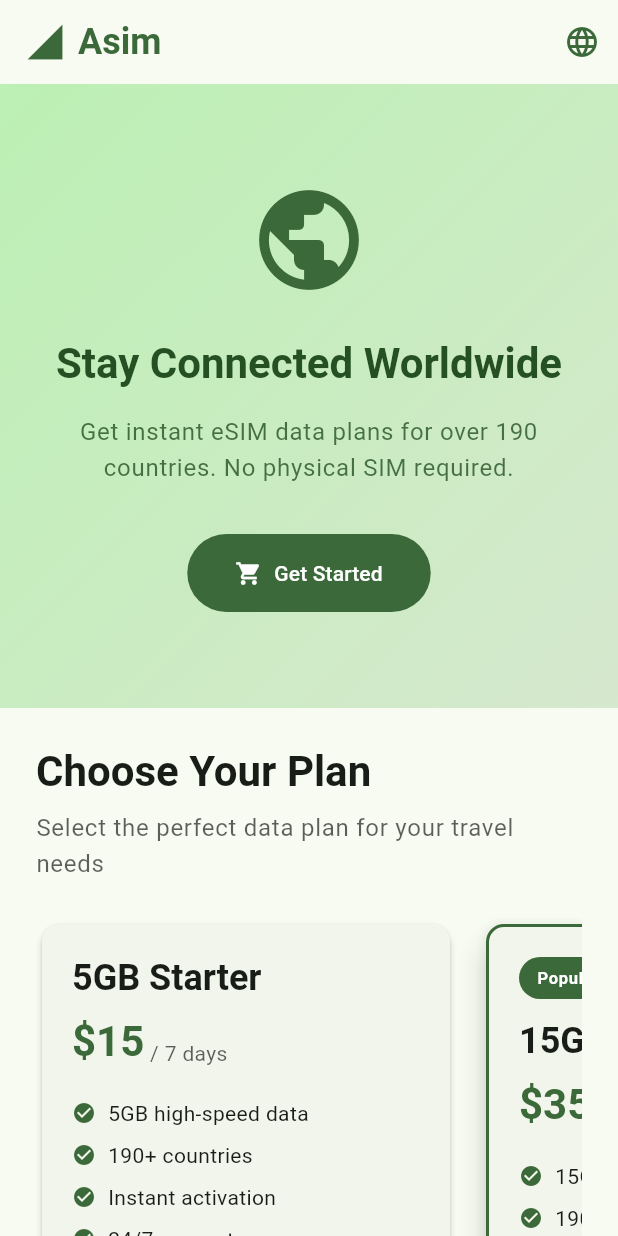
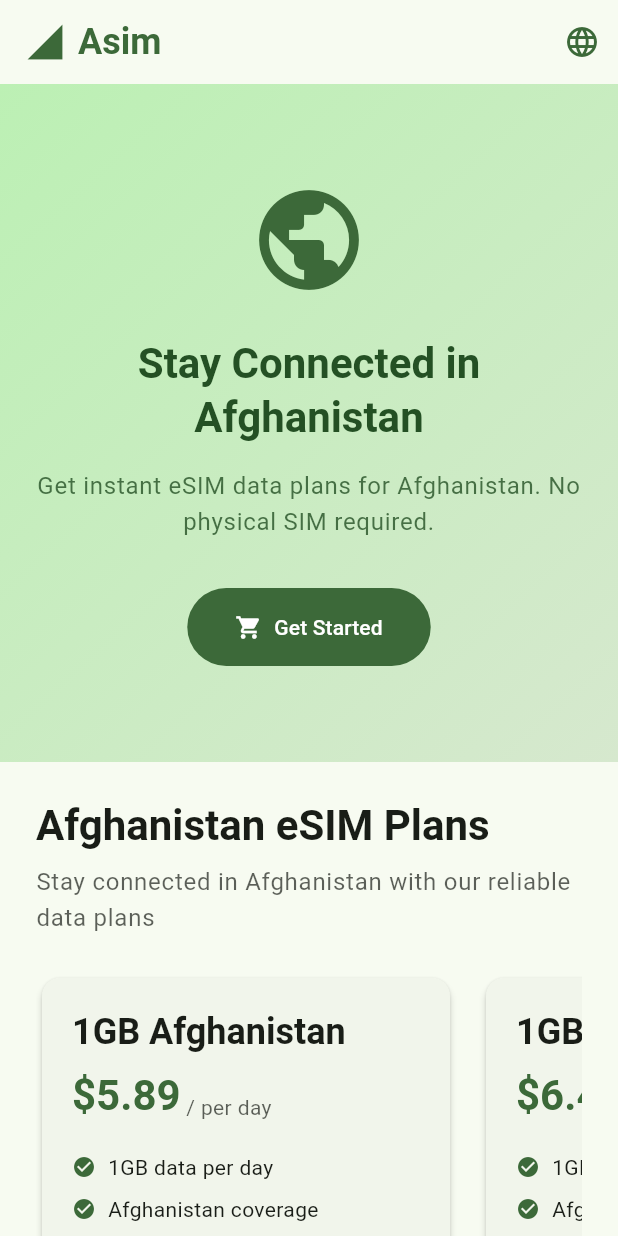
Before and after one commit to hafizullah/asim-platform, a Flutter app: the screen it shows after launch, on a phone screen of 412 x 824 dp. Run offline on Flutter 3.47's test engine with Material 3 defaults, Android fonts, the phone set to English and light mode, and no system bars.

Commit message:
feat: Add eSIM plan model and service for Afghanistan plans
- Implemented EsimPlan model to represent eSIM plans with attributes like name, slug, cost, and links.
- Added methods for parsing data amount, duration, and formatted price.
- Created EsimPlanService to load and parse eSIM plans from a CSV file, specifically for Afghanistan.
- Implemented caching for efficient data retrieval.
- Added methods to get featured plans based on popularity.
- Developed unit tests to ensure correct loading, parsing, and feature identification of eSIM plans.

```diff
--- /dev/null
+++ b/lib/core/models/esim_plan.dart
@@ -0,0 +1,94 @@
+class EsimPlan {
+  final String name;
+  final String slug;
+  final double costUsd;
+  final double retailUsd;
+  final String directLink;
+  final String shopLink;
+
+  const EsimPlan({
+    required this.name,
+    required this.slug,
+    required this.costUsd,
+    required this.retailUsd,
+    required this.directLink,
+    required this.shopLink,
+  });
+
+  // Parse data amount from plan name
+  String get dataAmount {
+    final RegExp dataRegex = RegExp(r'(\d+(?:\.\d+)?)(MB|GB)');
+    final match = dataRegex.firstMatch(name);
+    if (match != null) {
+      return '${match.group(1)}${match.group(2)}';
+    }
+    return '';
+  }
+
+  // Parse duration from plan name
+  String get duration {
+    if (name.contains('/Day')) {
+      return 'per day';
+    } else if (name.contains('Days')) {
+      final RegExp durationRegex = RegExp(r'(\d+)\s*Days');
+      final match = durationRegex.firstMatch(name);
+      if (match != null) {
+        final days = int.parse(match.group(1)!);
+        if (days == 7) return '7 days';
+        if (days == 15) return '15 days';
+        if (days == 30) return '30 days';
+        if (days == 90) return '90 days';
+        if (days == 180) return '180 days';
+        if (days == 365) return '365 days';
+        return '$days days';
+      }
+    }
+    return '';
+  }
+
+  // Get formatted price
+  String get formattedPrice => '\$${retailUsd.toStringAsFixed(2)}';
+
+  // Check if this plan is popular (example logic)
+  bool get isPopular {
+    return name.contains('5GB 30Days') || name.contains('3GB 30Days');
+  }
+
+  factory EsimPlan.fromCsv(String csvRow) {
+    final fields = _parseCsvRow(csvRow);
+    if (fields.length < 6) {
+      throw ArgumentError('Invalid CSV row: $csvRow');
+    }
+
+    return EsimPlan(
+      name: fields[0].replaceAll('"', '').trim(),
+      slug: fields[1].trim(),
+      costUsd: double.parse(fields[2]),
+      retailUsd: double.parse(fields[3]),
+      directLink: fields[5].replaceAll('"', '').trim(),
+      shopLink: fields[6].replaceAll('"', '').trim(),
+    );
+  }
+
+  static List<String> _parseCsvRow(String row) {
+    final List<String> fields = [];
+    bool inQuotes = false;
+    StringBuffer currentField = StringBuffer();
+
+    for (int i = 0; i < row.length; i++) {
+      final char = row[i];
+
+      if (char == '"') {
+        inQuotes = !inQuotes;
+      } else if (char == ',' && !inQuotes) {
+        fields.add(currentField.toString());
+        currentField.clear();
+      } else {
+        currentField.write(char);
+      }
+    }
+
+    fields.add(currentField.toString());
+    return fields;
+  }
+}
--- /dev/null
+++ b/lib/core/services/esim_plan_service.dart
@@ -0,0 +1,85 @@
+import 'package:flutter/services.dart';
+import '../models/esim_plan.dart';
+
+class EsimPlanService {
+  static const String _csvAssetPath = 'assets/esim-plans.csv';
+
+  static List<EsimPlan>? _cachedAfghanistanPlans;
+
+  /// Load and parse Afghanistan plans from CSV
+  static Future<List<EsimPlan>> getAfghanistanPlans() async {
+    if (_cachedAfghanistanPlans != null) {
+      return _cachedAfghanistanPlans!;
+    }
+
+    try {
+      final String csvContent = await rootBundle.loadString(_csvAssetPath);
+      final List<String> lines = csvContent.split('\n');
+
+      // Skip header row and filter Afghanistan plans
+      final afghanistanPlans = <EsimPlan>[];
+
+      for (int i = 1; i < lines.length; i++) {
+        final line = lines[i].trim();
+        if (line.isEmpty) continue;
+
+        // Check if this line contains Afghanistan plans
+        if (line.toLowerCase().contains('afghanistan')) {
+          try {
+            final plan = EsimPlan.fromCsv(line);
+            afghanistanPlans.add(plan);
+          } catch (e) {
+            print('Error parsing plan from line: $line');
+            print('Error: $e');
+          }
+        }
+      }
+
+      // Sort plans by price (ascending)
+      afghanistanPlans.sort((a, b) => a.retailUsd.compareTo(b.retailUsd));
+
+      _cachedAfghanistanPlans = afghanistanPlans;
+      return afghanistanPlans;
+    } catch (e) {
+      print('Error loading Afghanistan plans: $e');
+      return [];
+    }
+  }
+
+  /// Get featured Afghanistan plans (top 3-4 most popular)
+  static Future<List<EsimPlan>> getFeaturedAfghanistanPlans() async {
+    final allPlans = await getAfghanistanPlans();
+
+    // Select a good mix of plans for display
+    final featured = <EsimPlan>[];
+
+    // Add some variety: daily, weekly, and monthly plans
+    for (final plan in allPlans) {
+      if (plan.name.contains('1GB 7Days') && featured.length < 4) {
+        featured.add(plan);
+      } else if (plan.name.contains('3GB 30Days') && featured.length < 4) {
+        featured.add(plan);
+      } else if (plan.name.contains('5GB 30Days') && featured.length < 4) {
+        featured.add(plan);
+      } else if (plan.name.contains('1GB/Day') && featured.length < 4) {
+        featured.add(plan);
+      }
+    }
+
+    // If we don't have enough, add more plans
+    if (featured.length < 3) {
+      for (final plan in allPlans) {
+        if (!featured.contains(plan) && featured.length < 4) {
+          featured.add(plan);
+        }
+      }
+    }
+
+    return featured;
+  }
+
+  /// Clear cache (useful for testing or refreshing data)
+  static void clearCache() {
+    _cachedAfghanistanPlans = null;
+  }
+}
--- a/lib/screens/landing_page.dart
+++ b/lib/screens/landing_page.dart
@@ -3,9 +3,44 @@
 import 'package:url_launcher/url_launcher.dart';
 import '../core/providers/language_provider.dart';
 import '../core/localization/app_localizations.dart';
+import '../core/services/esim_plan_service.dart';
+import '../core/models/esim_plan.dart';
 
-class LandingPage extends StatelessWidget {
+class LandingPage extends StatefulWidget {
   const LandingPage({super.key});
+
+  @override
+  State<LandingPage> createState() => _LandingPageState();
+}
+
+class _LandingPageState extends State<LandingPage> {
+  List<EsimPlan> _afghanistanPlans = [];
+  bool _isLoading = true;
+
+  @override
+  void initState() {
+    super.initState();
+    _loadAfghanistanPlans();
+  }
+
+  Future<void> _loadAfghanistanPlans() async {
+    try {
+      final plans = await EsimPlanService.getFeaturedAfghanistanPlans();
+      if (mounted) {
+        setState(() {
+          _afghanistanPlans = plans;
+          _isLoading = false;
+        });
+      }
+    } catch (e) {
+      if (mounted) {
+        setState(() {
+          _isLoading = false;
+        });
+      }
+      debugPrint('Error loading Afghanistan plans: $e');
+    }
+  }
 
   @override
   Widget build(BuildContext context) {
@@ -94,7 +129,7 @@
                   ),
                   const SizedBox(height: 24),
                   Text(
-                    localization.welcomeTitle,
+                    'Stay Connected in Afghanistan',
                     style: theme.textTheme.headlineMedium?.copyWith(
                       fontWeight: FontWeight.bold,
                       color: colorScheme.onPrimaryContainer,
@@ -103,7 +138,7 @@
                   ),
                   const SizedBox(height: 16),
                   Text(
-                    localization.welcomeSubtitle,
+                    'Get instant eSIM data plans for Afghanistan. No physical SIM required.',
                     style: theme.textTheme.bodyLarge?.copyWith(
                       color: colorScheme.onPrimaryContainer.withOpacity(0.8),
                     ),
@@ -111,7 +146,13 @@
                   ),
                   const SizedBox(height: 32),
                   FilledButton.icon(
-                    onPressed: () => _launchURL('https://example.com/purchase'),
+                    onPressed: () {
+                      if (_afghanistanPlans.isNotEmpty) {
+                        _launchURL(_afghanistanPlans.first.directLink);
+                      } else {
+                        _launchURL('https://asim.esimqr.link/');
+                      }
+                    },
                     icon: const Icon(Icons.shopping_cart),
                     label: Text(localization.getStarted),
                     style: FilledButton.styleFrom(
@@ -132,14 +173,14 @@
                 crossAxisAlignment: CrossAxisAlignment.start,
                 children: [
                   Text(
-                    localization.chooseYourPlan,
+                    'Afghanistan eSIM Plans',
                     style: theme.textTheme.headlineMedium?.copyWith(
                       fontWeight: FontWeight.bold,
                     ),
                   ),
                   const SizedBox(height: 8),
                   Text(
-                    localization.planDescription,
+                    'Stay connected in Afghanistan with our reliable data plans',
                     style: theme.textTheme.bodyLarge?.copyWith(
                       color: colorScheme.onSurface.withOpacity(0.7),
                     ),
@@ -147,58 +188,27 @@
                   const SizedBox(height: 24),
                   // Horizontal scrollable plans
                   SizedBox(
-                    height: 350,
-                    child: ListView(
+                    height: 380,
+                    child: _isLoading
+                        ? const Center(child: CircularProgressIndicator())
+                        : _afghanistanPlans.isEmpty
+                            ? Center(
+                                child: Text(
+                                  'No plans available',
+                                  style: theme.textTheme.bodyLarge,
+                                ),
+                              )
+                            : ListView.separated(
                                 scrollDirection: Axis.horizontal,
-                      children: [
-                        _buildPlanCard(
+                                itemCount: _afghanistanPlans.length,
+                                separatorBuilder: (context, index) => const SizedBox(width: 16),
+                                itemBuilder: (context, index) {
+                                  final plan = _afghanistanPlans[index];
+                                  return _buildAfghanistanPlanCard(
                                     context: context,
-                          title: '5GB Starter',
-                          price: '\$15',
-                          duration: '7 days',
-                          features: [
-                            '5GB high-speed data',
-                            '190+ countries',
-                            'Instant activation',
-                            '24/7 support'
-                          ],
-                          isPopular: false,
-                          purchaseUrl: 'https://example.com/purchase/starter',
-                        ),
-                        const SizedBox(width: 16),
-                        _buildPlanCard(
-                          context: context,
-                          title: '15GB Explorer',
-                          price: '\$35',
-                          duration: '30 days',
-                          features: [
-                            '15GB high-speed data',
-                            '190+ countries',
-                            'Instant activation',
-                            '24/7 support',
-                            'Hotspot sharing'
-                          ],
-                          isPopular: true,
-                          purchaseUrl: 'https://example.com/purchase/explorer',
-                        ),
-                        const SizedBox(width: 16),
-                        _buildPlanCard(
-                          context: context,
-                          title: '50GB Business',
-                          price: '\$89',
-                          duration: '30 days',
-                          features: [
-                            '50GB high-speed data',
-                            '190+ countries',
-                            'Instant activation',
-                            'Priority support',
-                            'Hotspot sharing',
-                            'Multi-device support'
-                          ],
-                          isPopular: false,
-                          purchaseUrl: 'https://example.com/purchase/business',
-                        ),
-                      ],
+                                    plan: plan,
+                                  );
+                                },
                               ),
                   ),
                 ],
@@ -234,16 +244,16 @@
                   const SizedBox(height: 16),
                   _buildFeatureItem(
                     context: context,
-                    icon: Icons.public,
-                    title: localization.globalCoverage,
-                    description: localization.globalCoverageDesc,
+                    icon: Icons.location_on,
+                    title: 'Afghanistan Coverage',
+                    description: 'Reliable network coverage across Afghanistan',
                   ),
                   const SizedBox(height: 16),
                   _buildFeatureItem(
                     context: context,
                     icon: Icons.attach_money,
                     title: localization.affordablePrices,
-                    description: localization.affordablePricesDesc,
+                    description: 'Competitive rates for Afghanistan data plans',
                   ),
                   const SizedBox(height: 16),
                   _buildFeatureItem(
@@ -265,7 +275,7 @@
               child: Column(
                 children: [
                   Text(
-                    'Ready to get started?',
+                    'Ready to stay connected in Afghanistan?',
                     style: theme.textTheme.headlineSmall?.copyWith(
                       fontWeight: FontWeight.bold,
                     ),
@@ -273,7 +283,7 @@
                   ),
                   const SizedBox(height: 16),
                   Text(
-                    'Choose your plan and stay connected anywhere in the world.',
+                    'Choose your Afghanistan eSIM plan and stay connected anywhere in the country.',
                     style: theme.textTheme.bodyLarge?.copyWith(
                       color: colorScheme.onSurface.withOpacity(0.7),
                     ),
@@ -286,12 +296,18 @@
                     alignment: WrapAlignment.center,
                     children: [
                       FilledButton.icon(
-                        onPressed: () => _launchURL('https://example.com/purchase'),
+                        onPressed: () {
+                          if (_afghanistanPlans.isNotEmpty) {
+                            _launchURL(_afghanistanPlans.first.directLink);
+                          } else {
+                            _launchURL('https://asim.esimqr.link/');
+                          }
+                        },
                         icon: const Icon(Icons.shopping_cart),
                         label: Text(localization.buyNow),
                       ),
                       OutlinedButton.icon(
-                        onPressed: () => _launchURL('https://example.com/support'),
+                        onPressed: () => _launchURL('https://asim.esimqr.link/'),
                         icon: const Icon(Icons.support_agent),
                         label: Text(localization.contact),
                       ),
@@ -307,27 +323,31 @@
     );
   }
 
-  Widget _buildPlanCard({
+  Widget _buildAfghanistanPlanCard({
     required BuildContext context,
-    required String title,
-    required String price,
-    required String duration,
-    required List<String> features,
-    required bool isPopular,
-    required String purchaseUrl,
+    required EsimPlan plan,
   }) {
     final theme = Theme.of(context);
     final colorScheme = theme.colorScheme;
     final localization = AppLocalizations.of(context);
 
+    // Generate features for Afghanistan plans
+    final features = <String>[
+      '${plan.dataAmount} data ${plan.duration}',
+      'Afghanistan coverage',
+      'Instant activation',
+      '24/7 support',
+      if (plan.name.contains('GB')) 'High-speed data',
+    ];
+
     return Container(
       width: 280,
       child: Card(
-        elevation: isPopular ? 8 : 2,
+        elevation: plan.isPopular ? 8 : 2,
         child: Container(
           decoration: BoxDecoration(
             borderRadius: BorderRadius.circular(12),
-            border: isPopular
+            border: plan.isPopular
                 ? Border.all(color: colorScheme.primary, width: 2)
                 : null,
           ),
@@ -336,7 +356,7 @@
             child: Column(
               crossAxisAlignment: CrossAxisAlignment.start,
               children: [
-                if (isPopular)
+                if (plan.isPopular)
                   Container(
                     padding: const EdgeInsets.symmetric(horizontal: 12, vertical: 6),
                     decoration: BoxDecoration(
@@ -351,9 +371,9 @@
                       ),
                     ),
                   ),
-                if (isPopular) const SizedBox(height: 12),
+                if (plan.isPopular) const SizedBox(height: 12),
                 Text(
-                  title,
+                  '${plan.dataAmount} Afghanistan',
                   style: theme.textTheme.headlineSmall?.copyWith(
                     fontWeight: FontWeight.bold,
                   ),
@@ -363,14 +383,15 @@
                   crossAxisAlignment: CrossAxisAlignment.end,
                   children: [
                     Text(
-                      price,
+                      plan.formattedPrice,
                       style: theme.textTheme.headlineMedium?.copyWith(
                         fontWeight: FontWeight.bold,
                         color: colorScheme.primary,
                       ),
                     ),
+                    if (plan.duration.isNotEmpty)
                       Text(
-                      ' / $duration',
+                        ' / ${plan.duration}',
                         style: theme.textTheme.bodyMedium?.copyWith(
                           color: colorScheme.onSurface.withOpacity(0.7),
                         ),
@@ -378,7 +399,7 @@
                   ],
                 ),
                 const SizedBox(height: 20),
-                ...features.map((feature) => Padding(
+                ...features.take(5).map((feature) => Padding(
                   padding: const EdgeInsets.only(bottom: 8),
                   child: Row(
                     children: [
@@ -401,9 +422,9 @@
                 SizedBox(
                   width: double.infinity,
                   child: FilledButton(
-                    onPressed: () => _launchURL(purchaseUrl),
+                    onPressed: () => _launchURL(plan.directLink),
                     style: FilledButton.styleFrom(
-                      backgroundColor: isPopular ? colorScheme.primary : null,
+                      backgroundColor: plan.isPopular ? colorScheme.primary : null,
                     ),
                     child: Text(localization.buyNow),
                   ),
--- a/pubspec.yaml
+++ b/pubspec.yaml
@@ -59,3 +59,4 @@
     - assets/images/
     - assets/icons/
     - assets/flags/
+    - assets/esim-plans.csv
```
Also changed, not shown: assets/esim-plans.csv (added), 4 other files. Lines whose indentation alone changed are shown as unchanged.
